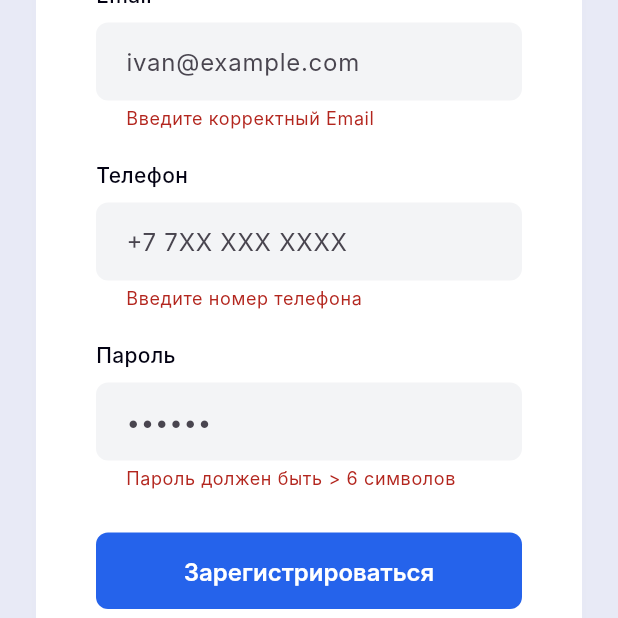
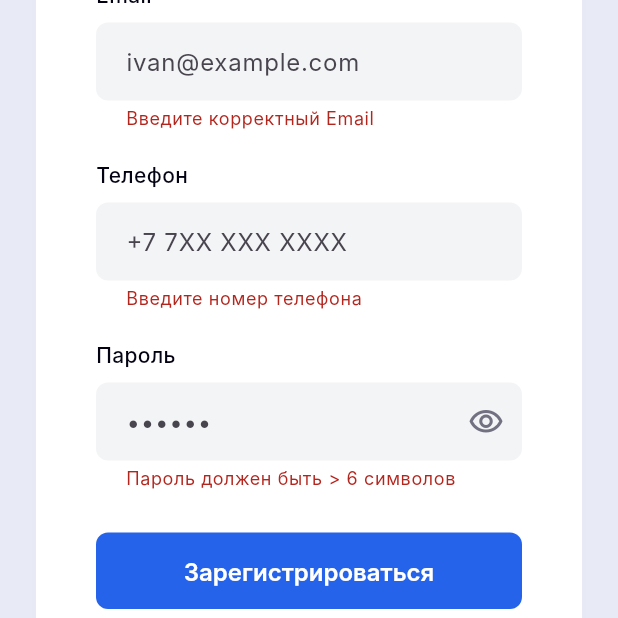
Before and after one commit to nurlan2209/dastan_d, a Flutter app: the RegisterScreen screen opened by its route, after a tap on "Зарегистрироваться", on a phone screen of 412 x 824 dp, the part 618-1236 px from its top. Run offline on Flutter 3.47's test engine with Material 3 defaults, Android fonts, the phone set to English and light mode, and no system bars; our stand-ins replace dio, fl_chart, shared_preferences, table_calendar; missing offline and left inert: universal_html; accounts and stored records are empty; Roboto replaces fonts that are missing (Inter).

Commit message:
fix: Add services route and password visibility toggle
- Add missing '/admin/services' route in main.dart to fix navigation
- Import ServicesScreen in main.dart
- Add eye icon toggle to password field in register screen for show/hide password functionality

```diff
--- a/front/lib/main.dart
+++ b/front/lib/main.dart
@@ -23,6 +23,7 @@ import 'screens/admin/dashboard_screen.dart';
 import 'screens/admin/users_screen.dart' as users;
 import 'screens/admin/orders_screen.dart' as orders;
 import 'screens/admin/reports_screen.dart' as reports;
+import 'screens/admin/services_screen.dart';
 import 'screens/admin/create_photographer_screen.dart';
 import 'theme/app_theme.dart';
 
@@ -100,6 +101,7 @@ class MyApp extends StatelessWidget {
           '/admin/users': (context) => const users.AdminUsersScreen(),
           '/admin/orders': (context) => const orders.AdminOrdersScreen(),
           '/admin/reports': (context) => const reports.AdminReportsScreen(),
+          '/admin/services': (context) => const ServicesScreen(),
           '/admin/create-photographer': (context) =>
               const CreatePhotographerScreen(),
         },
--- a/front/lib/screens/auth/register_screen.dart
+++ b/front/lib/screens/auth/register_screen.dart
@@ -19,6 +19,7 @@ class _RegisterScreenState extends State<RegisterScreen> {
   final _passwordController = TextEditingController();
   final _phoneController = TextEditingController();
   bool _isLoading = false;
+  bool _obscurePassword = true;
 
   Future<void> _register() async {
     if (!_formKey.currentState!.validate()) return;
@@ -245,8 +246,21 @@ class _RegisterScreenState extends State<RegisterScreen> {
                             horizontal: 16,
                             vertical: 14,
                           ),
+                          suffixIcon: IconButton(
+                            icon: Icon(
+                              _obscurePassword
+                                  ? Icons.visibility_outlined
+                                  : Icons.visibility_off_outlined,
+                              color: Color(0xFF717182),
+                            ),
+                            onPressed: () {
+                              setState(() {
+                                _obscurePassword = !_obscurePassword;
+                              });
+                            },
+                          ),
                         ),
-                        obscureText: true,
+                        obscureText: _obscurePassword,
                         validator: (v) => (v == null || v.length < 6)
                             ? 'Пароль должен быть > 6 символов'
                             : null,
```
